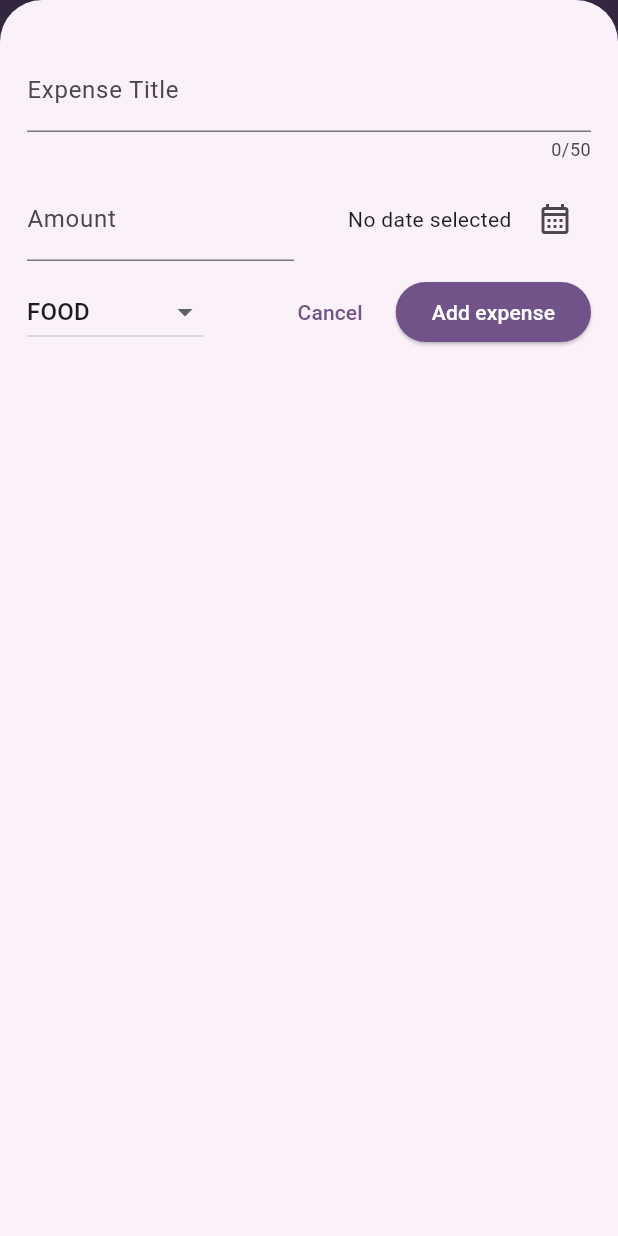
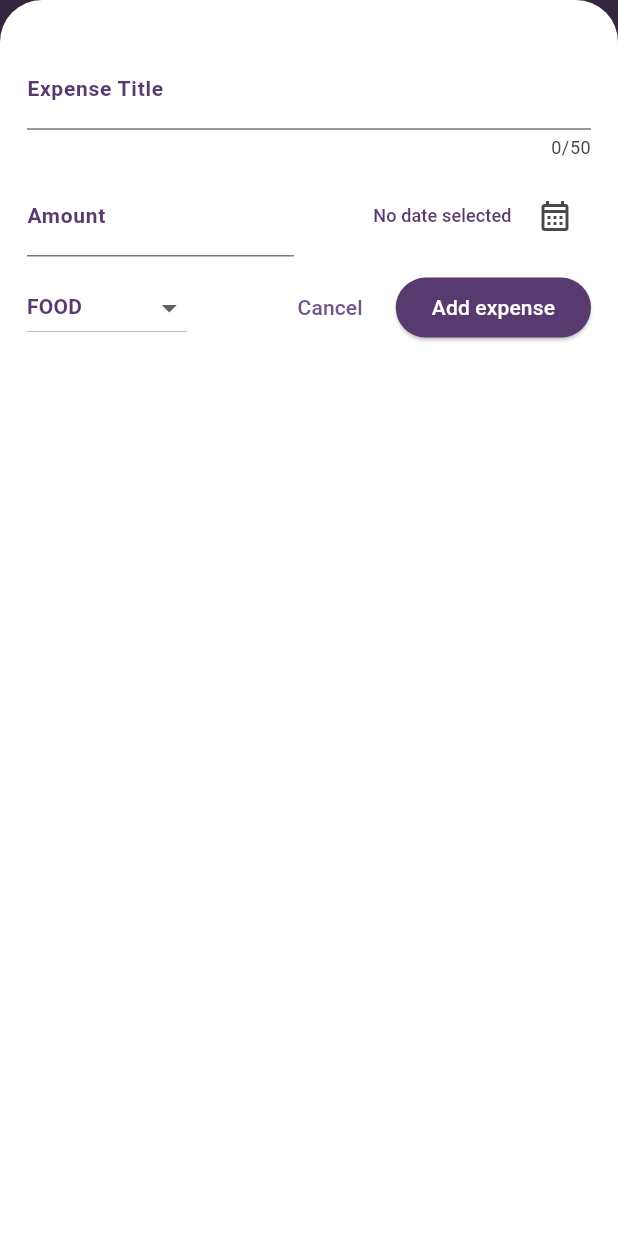
Before and after one commit to Muha06/Expense-Tracker, a Flutter app: the screen it shows after launch, after a tap on the "add" icon, on a phone screen of 412 x 824 dp. Run offline on Flutter 3.47's test engine with Material 3 defaults, Android fonts, the phone set to English and light mode, and no system bars.

Commit message:
added dark theme

```diff
--- a/analysis_options.yaml
+++ b/analysis_options.yaml
@@ -24,5 +24,8 @@
     # avoid_print: false  # Uncomment to disable the `avoid_print` rule
     # prefer_single_quotes: true  # Uncomment to enable the `prefer_single_quotes` rule
 
+    prefer_const_constructors: true
+    prefer_const_literals_to_create_immutables: true
+
 # Additional information about this file can be found at
 # https://dart.dev/guides/language/analysis-options
--- a/lib/main.dart
+++ b/lib/main.dart
@@ -1,27 +1,99 @@
 import 'package:flutter/material.dart';
 import 'package:expense_tracker/expenses.dart';
 
+//light mode color scheme
 var kcolorScheme = ColorScheme.fromSeed(
+  brightness: Brightness.light,
   seedColor: const Color.fromARGB(255, 64, 0, 106),
 );
+
+//dark mode color scheme
+var kdarkColorScheme = ColorScheme.fromSeed(
+  brightness: Brightness.dark,
+  seedColor: const Color.fromARGB(255, 39, 0, 65),
+);
+
 void main() {
   runApp(
     MaterialApp(
       debugShowCheckedModeBanner: false,
+      themeMode: ThemeMode.system,
+      darkTheme: ThemeData.dark().copyWith(
+        // ignore: deprecated_member_use
+        colorScheme: kdarkColorScheme,
+        appBarTheme: const AppBarTheme().copyWith(
+          backgroundColor: kdarkColorScheme.onPrimary,
+          foregroundColor: kdarkColorScheme.onPrimaryContainer,
+          titleTextStyle: const TextStyle(
+            fontWeight: FontWeight.bold,
+            fontSize: 20,
+          ),
+        ),
+        cardTheme: const CardThemeData().copyWith(
+          color: kdarkColorScheme.primaryContainer,
+          margin: const EdgeInsets.symmetric(
+            vertical: 8,
+            horizontal: 16,
+          ),
+        ),
+        bottomSheetTheme: const BottomSheetThemeData().copyWith(
+          backgroundColor: kdarkColorScheme.onPrimary,
+        ),
+        elevatedButtonTheme: ElevatedButtonThemeData(
+          style: ElevatedButton.styleFrom(
+            backgroundColor: kdarkColorScheme.primaryContainer,
+            foregroundColor: Colors.white,
+          ),
+        ),
+        textTheme: ThemeData().textTheme.copyWith(
+          titleLarge: TextStyle(
+            fontWeight: FontWeight.bold,
+            fontSize: 16,
+            color: kdarkColorScheme.onPrimaryContainer,
+          ),
+          titleMedium: const TextStyle(
+            fontWeight: FontWeight.bold,
+            fontSize: 14,
+            color: Colors.white,
+          ),
+          titleSmall: const TextStyle(
+            fontSize: 12,
+            color: Colors.white,
+          ),
+          bodyLarge: const TextStyle(color: Colors.white),
+        ),
+        inputDecorationTheme: const InputDecorationTheme().copyWith(
+          labelStyle: const TextStyle(
+            color: Colors.white,
+            fontSize: 14,
+          ),
+        ),
+      ),
+      //light mode
       theme: ThemeData().copyWith(
         //every widget pulls its colors from this color scheme
         colorScheme: kcolorScheme,
-        appBarTheme: AppBarTheme().copyWith(
+        appBarTheme: const AppBarTheme().copyWith(
           backgroundColor: kcolorScheme.primary,
-          foregroundColor: kcolorScheme.onPrimary,
+          foregroundColor: kcolorScheme.onPrimaryContainer,
+          titleTextStyle: const TextStyle(
+            fontWeight: FontWeight.bold,
+            fontSize: 20,
+          ),
         ),
-        cardTheme: CardThemeData().copyWith(
+        cardTheme: const CardThemeData().copyWith(
           color: kcolorScheme.primaryContainer,
-          margin: EdgeInsets.symmetric(vertical: 8, horizontal: 16),
+          margin: const EdgeInsets.symmetric(
+            vertical: 8,
+            horizontal: 16,
+          ),
+        ),
+        bottomSheetTheme: const BottomSheetThemeData().copyWith(
+          backgroundColor: Colors.white,
         ),
         elevatedButtonTheme: ElevatedButtonThemeData(
           style: ElevatedButton.styleFrom(
-            backgroundColor: kcolorScheme.primary,
+            backgroundColor: kcolorScheme.onPrimaryContainer,
             foregroundColor: Colors.white,
           ),
         ),
@@ -31,9 +103,28 @@
             fontSize: 16,
             color: kcolorScheme.onPrimaryContainer,
           ),
+          titleMedium: TextStyle(
+            fontWeight: FontWeight.bold,
+            fontSize: 14,
+            color: kcolorScheme.onPrimaryContainer,
+          ),
+          titleSmall: TextStyle(
+            fontSize: 12,
+            color: kcolorScheme.onPrimaryContainer,
+          ),
+          bodyLarge: TextStyle(
+            fontWeight: FontWeight.bold,
+            color: kcolorScheme.onPrimaryContainer,
+          ),
+        ),
+        inputDecorationTheme: const InputDecorationTheme().copyWith(
+          labelStyle: TextStyle(
+            color: kcolorScheme.onPrimaryContainer,
+            fontSize: 14,
+          ),
         ),
       ),
-      home: Expenses(),
+      home: const Expenses(),
     ),
   );
 }
--- a/lib/models/expense.dart
+++ b/lib/models/expense.dart
@@ -32,3 +32,23 @@
   //method to GET formatted date, returns the formatted date
   String get formattedDate => formatter.format(date);
 }
+
+class ExpenseBucket {
+  const ExpenseBucket({
+    required this.category,
+    required this.expenses,
+  });
+  //properties
+  final Category category;
+  final List<Expense> expenses;
+
+  //getter method that returns total sum of expense amount
+  int get totalAmount {
+    int sum = 0;
+    //find total sum of amounts
+    for (final expense in expenses) {
+      sum += expense.amount;
+    }
+    return sum;
+  }
+}
--- a/lib/widgets/expense_item.dart
+++ b/lib/widgets/expense_item.dart
@@ -12,7 +12,7 @@
       // rectangular border
       shape: RoundedRectangleBorder(
         // xtics of he border itself
-        side: BorderSide(width: 1, color: Colors.grey),
+        side: const BorderSide(width: 1, color: Colors.grey),
         borderRadius: BorderRadius.circular(24),
       ),
       child: Padding(
@@ -25,20 +25,32 @@
           children: [
             Text(
               expense.title,
-              style: Theme.of(context).textTheme.titleLarge,
+              style: Theme.of(context).textTheme.titleMedium,
             ),
-            SizedBox(height: 5),
+            const SizedBox(height: 5),
             //row for category and date
             Row(
               children: [
-                Text('KES ${expense.amount.toStringAsFixed(2)}'),
-                Spacer(),
-                Row(
-                  children: [
-                    Icon(categoryIcons[expense.category]),
-                    const SizedBox(width: 5),
-                    Text(expense.formattedDate.toString()),
-                  ],
+                Expanded(
+                  child: Text(
+                    'KES ${expense.amount.toStringAsFixed(2)}',
+                    style: Theme.of(context).textTheme.titleSmall,
+                  ),
+                ),
+                const SizedBox(width: 16),
+                //row for icon and date
+                SizedBox(
+                  width: 110,
+                  child: Row(
+                    children: [
+                      Icon(categoryIcons[expense.category]),
+                      const SizedBox(width: 5),
+                      Text(
+                        expense.formattedDate.toString(),
+                        style: Theme.of(context).textTheme.titleSmall,
+                      ),
+                    ],
+                  ),
                 ),
               ],
             ),
--- a/lib/widgets/new_expense.dart
+++ b/lib/widgets/new_expense.dart
@@ -58,14 +58,20 @@
         context: context,
         builder: (ctx) {
           return AlertDialog(
-            title: Text('Invalid Input'),
-            content: Text('Ebu angalia kama umeandika vizuri'),
+            title: Text(
+              'Invalid Input',
+              style: Theme.of(context).textTheme.titleLarge,
+            ),
+            content: Text(
+              'Ebu angalia kama umeandika vizuri',
+              style: Theme.of(context).textTheme.titleSmall,
+            ),
             actions: [
               TextButton(
                 onPressed: () {
                   Navigator.pop(ctx);
                 },
-                child: Text('Okay'),
+                child: const Text('Okay'),
               ),
             ],
           );
@@ -130,6 +136,7 @@
                       expenseDate == null
                           ? 'No date selected'
                           : formatter.format(expenseDate!),
+                      style: Theme.of(context).textTheme.titleSmall,
                     ),
                     const SizedBox(width: 5),
                     IconButton(
```
